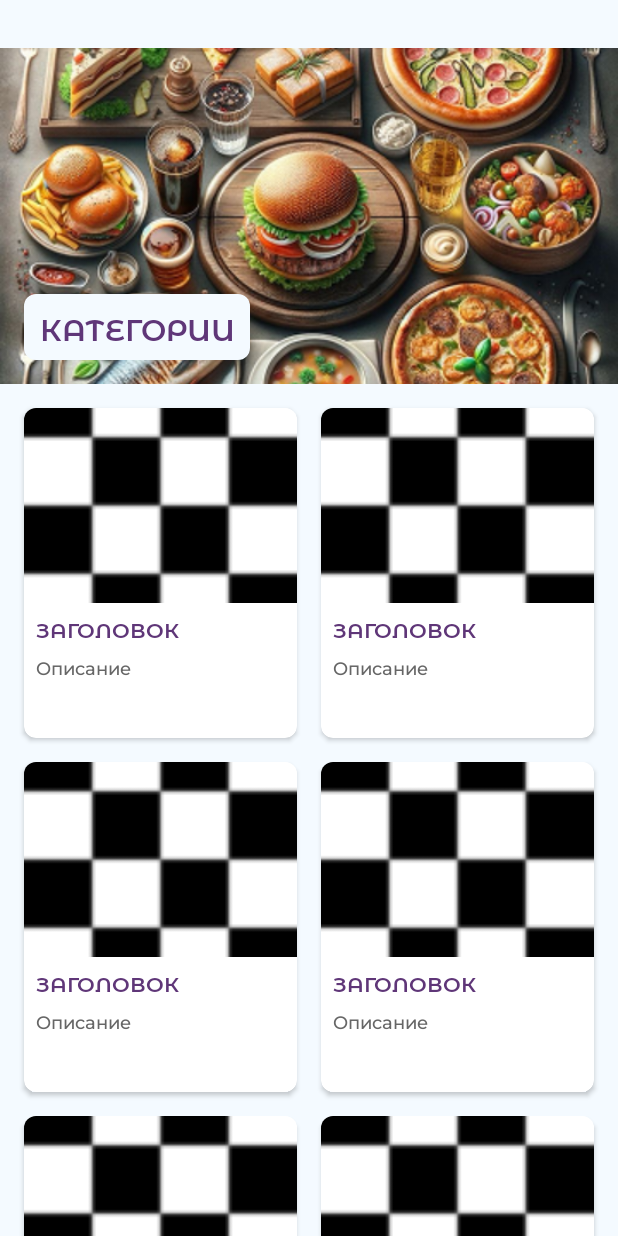
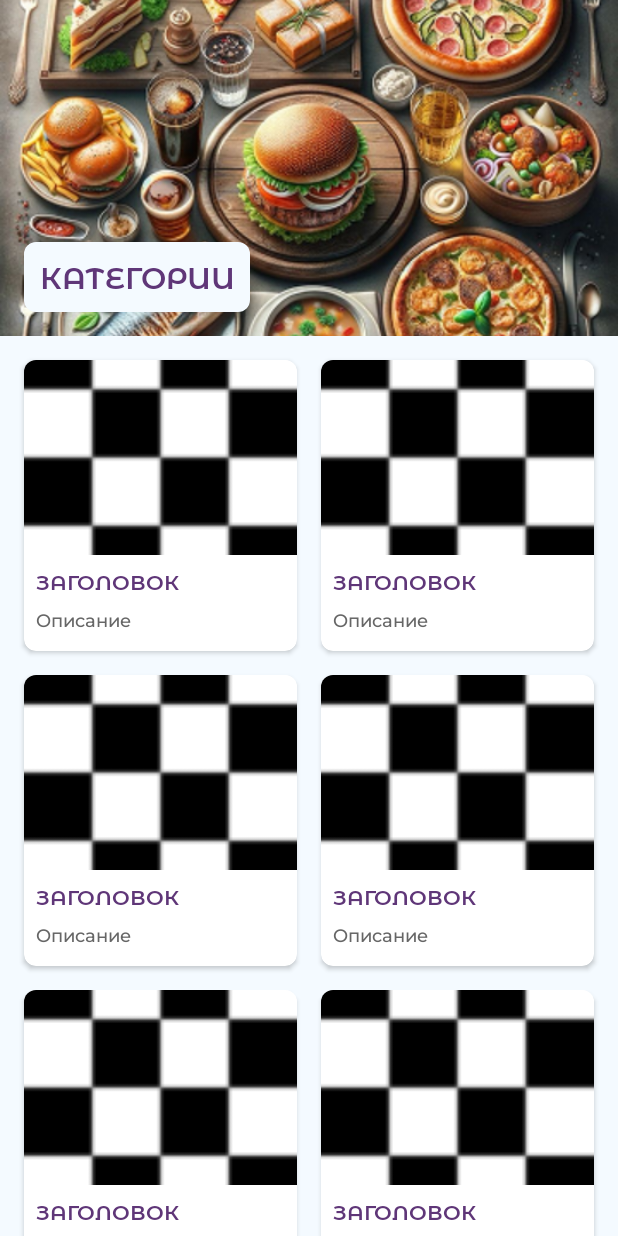
Before and after one commit to AnnaKizik/RecipesApp, an Android app: the layout fragment_list_categories.xml on its own in the app's theme, with its tools: preview values and no code run, on a phone screen of 412 x 824 dp. Run offline under Robolectric (Android 15) with nearby library versions, the phone set to English and light mode, and no system bars.

Commit message:
RA-07 Внесены правки

```diff
--- a/app/src/main/res/layout/fragment_list_categories.xml
+++ b/app/src/main/res/layout/fragment_list_categories.xml
@@ -9,20 +9,20 @@
 
     <androidx.constraintlayout.widget.ConstraintLayout
         android:layout_width="match_parent"
-        android:layout_height="@dimen/_224dp"
-        android:layout_marginTop="@dimen/_32dp">
+        android:layout_height="@dimen/_224dp">
 
         <ImageView
             android:id="@+id/imageView"
             android:layout_width="match_parent"
             android:layout_height="match_parent"
+            android:contentDescription="@string/categoriesContentDescription"
             android:scaleType="centerCrop"
             android:src="@drawable/bcg_categories" />
 
         <TextView
             style="@style/StyleFragmentHeader"
             android:layout_width="wrap_content"
-            android:layout_height="@dimen/_44dp"
+            android:layout_height="wrap_content"
             android:layout_marginStart="@dimen/_16dp"
             android:layout_marginBottom="@dimen/_16dp"
             android:background="@drawable/shape_fragment_header"
@@ -37,8 +37,8 @@
         android:layout_width="match_parent"
         android:layout_height="wrap_content"
         android:layout_marginHorizontal="@dimen/_8dp"
+        android:stretchColumns="true"
         app:layoutManager="androidx.recyclerview.widget.GridLayoutManager"
-        android:stretchColumns = "true"
         app:spanCount="2"
         tools:itemCount="6"
         tools:listitem="@layout/item_category" />
--- a/app/src/main/res/layout/item_category.xml
+++ b/app/src/main/res/layout/item_category.xml
@@ -3,11 +3,12 @@
     xmlns:app="http://schemas.android.com/apk/res-auto"
     xmlns:tools="http://schemas.android.com/tools"
     android:layout_width="match_parent"
-    android:layout_height="@dimen/_220dp"
+    android:layout_height="wrap_content"
     android:layout_marginHorizontal="@dimen/_8dp"
     android:layout_marginTop="@dimen/_16dp"
     android:clickable="true"
     android:focusable="true"
+    android:foreground="?android:attr/selectableItemBackground"
     app:cardCornerRadius="@dimen/_8dp">
 
     <LinearLayout
@@ -19,24 +20,25 @@
             android:id="@+id/imCategoryImage"
             android:layout_width="match_parent"
             android:layout_height="@dimen/_130dp"
+            android:contentDescription="@string/categoryCardDescription"
             android:scaleType="centerCrop"
-            android:src="@drawable/bcg_default" />
+            tools:src="@drawable/bcg_default" />
 
         <TextView
             android:id="@+id/tvCategoryHeader"
             style="@style/StyleCategoryCardHeader"
             android:layout_width="match_parent"
             android:layout_height="wrap_content"
-            android:text="заголовок"
-            tools:ignore="HardcodedText" />
+            tools:ignore="HardcodedText"
+            tools:text="заголовок" />
 
         <TextView
             android:id="@+id/tvCategoryDescription"
             style="@style/StyleCategoryCardDescription"
             android:layout_width="match_parent"
             android:layout_height="wrap_content"
-            android:text="Описание"
-            tools:ignore="HardcodedText" />
+            tools:ignore="HardcodedText"
+            tools:text="Описание" />
 
     </LinearLayout>
 </androidx.cardview.widget.CardView>
--- a/app/src/main/res/values/colors.xml
+++ b/app/src/main/res/values/colors.xml
@@ -6,5 +6,5 @@
     <color name="categoriesBtn_color">#525DC0</color>
     <color name="favoritesBtn_color">#E13E3E</color>
     <color name="headers_color">#5F3678</color>
-    <color name="categoryCardDescription_color">#666666</color>
+    <color name="descriptionText_color">#666666</color>
 </resources>
--- a/app/src/main/res/values/strings.xml
+++ b/app/src/main/res/values/strings.xml
@@ -2,4 +2,6 @@
     <string name="app_name">RecipesApp</string>
     <string name="categories">категории</string>
     <string name="favorites">избранное</string>
+    <string name="categoriesContentDescription">Обложка раздела Категории</string>
+    <string name="categoryCardDescription">Обложка категории</string>
 </resources>
--- a/app/src/main/res/values/styles.xml
+++ b/app/src/main/res/values/styles.xml
@@ -34,7 +34,8 @@
     <style name="StyleCategoryCardDescription" parent="TextAppearance.AppCompat">
         <item name="android:textSize">12sp</item>
         <item name="android:fontFamily">@font/montserrat_medium</item>
-        <item name="android:textColor">@color/categoryCardDescription_color</item>
+        <item name="android:textColor">@color/descriptionText_color</item>
         <item name="android:paddingHorizontal">@dimen/_8dp</item>
+        <item name="android:layout_marginBottom">@dimen/_10dp</item>
     </style>
 </resources>
```
